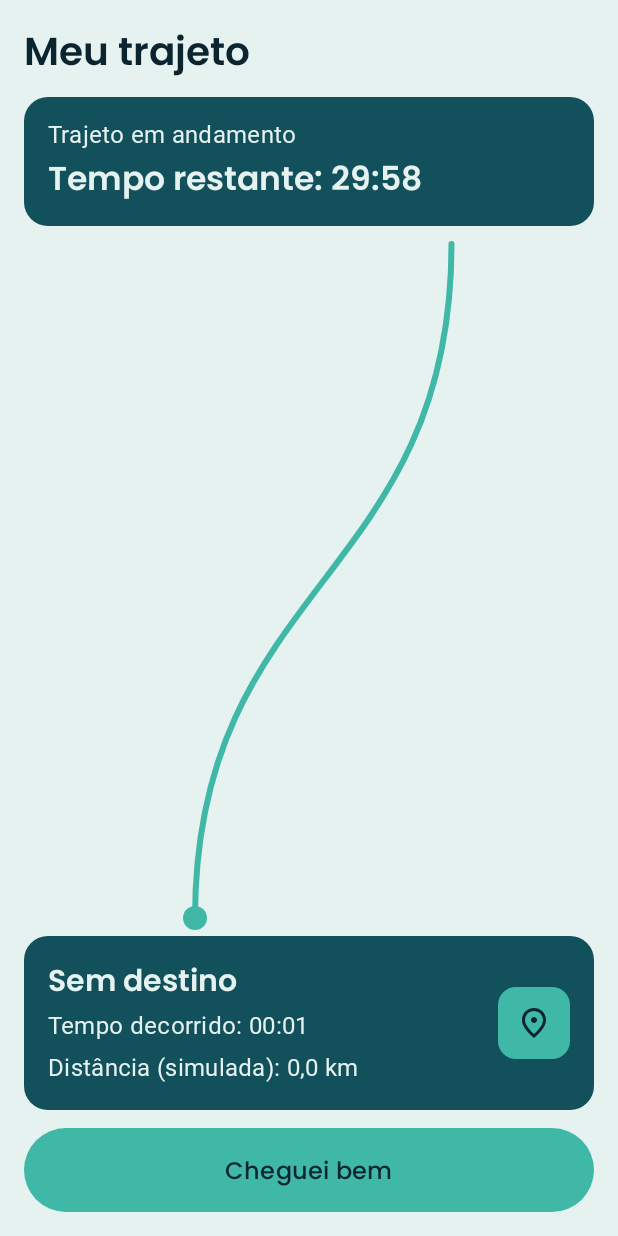
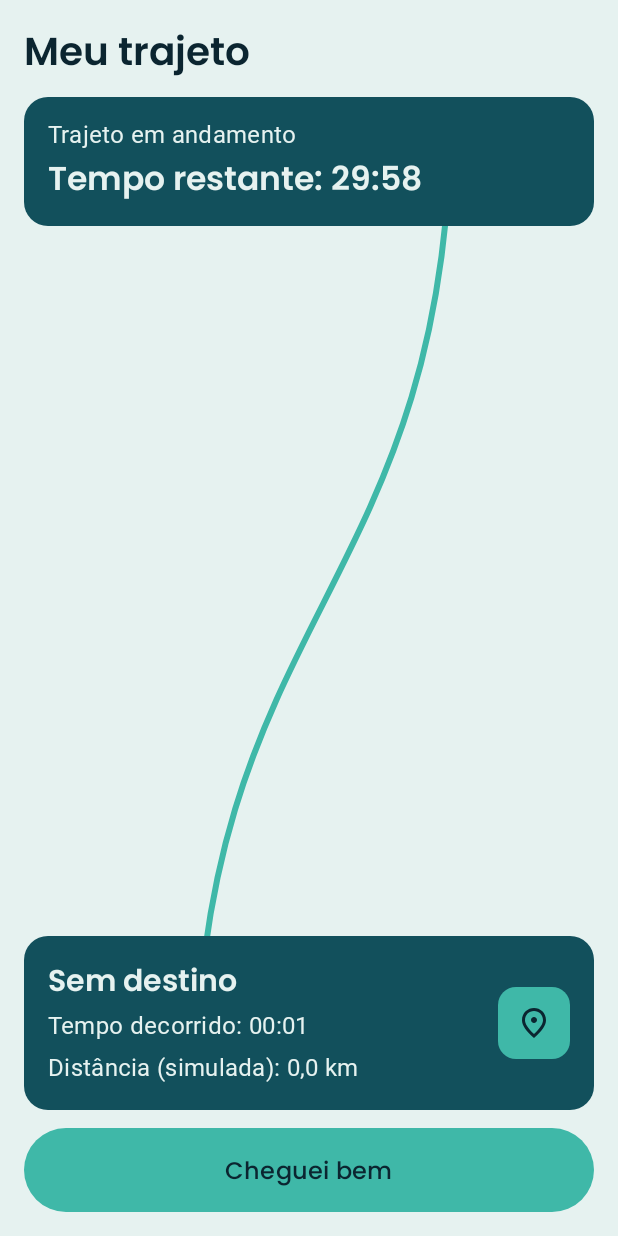
Before and after one commit to mattheeusdantas1-pixel/SafeRoute, an Android app built with Jetpack Compose: the composable TrajetoPage shown on its own in the app's theme, after a tap on "Iniciar trajeto", on a phone screen of 412 x 824 dp. Run offline under Robolectric (Android 15) with nearby library versions, the phone set to English and light mode, and no system bars; Roboto replaces fonts that are not available here.

Commit message:
fix: curva do trajeto se adapta a altura da tela

```diff
--- a/app/src/main/java/com/example/saferoute/ui/TrajetoPage.kt
+++ b/app/src/main/java/com/example/saferoute/ui/TrajetoPage.kt
@@ -11,6 +11,8 @@ import androidx.compose.foundation.layout.fillMaxWidth
 import androidx.compose.foundation.layout.height
 import androidx.compose.foundation.layout.padding
 import androidx.compose.foundation.layout.size
+import androidx.compose.foundation.rememberScrollState
+import androidx.compose.foundation.verticalScroll
 import androidx.compose.material.icons.Icons
 import androidx.compose.material.icons.outlined.Place
 import androidx.compose.material3.Button
@@ -29,9 +31,7 @@ import androidx.compose.runtime.saveable.rememberSaveable
 import androidx.compose.runtime.setValue
 import androidx.compose.ui.Alignment
 import androidx.compose.ui.Modifier
-import androidx.compose.ui.geometry.Offset
 import androidx.compose.ui.graphics.Path
-import androidx.compose.ui.graphics.StrokeCap
 import androidx.compose.ui.graphics.drawscope.Stroke
 import androidx.compose.ui.res.stringResource
 import androidx.compose.ui.text.input.KeyboardType
@@ -130,6 +130,15 @@ fun TrajetoPage(
             val minutosAndados = decorrido / 60_000
             val km = minutosAndados * METROS_POR_MINUTO / 1000
 
+            // A curva ocupa a área toda e os cards ficam por cima, então só aparece o trecho entre eles.
+            // Assim ela nunca fica espremida. Em tela baixa os cards rolam e o botão continua fixo embaixo.
+            Box(modifier = Modifier.fillMaxWidth().weight(1f)) {
+                CurvaDoCaminho(modifier = Modifier.matchParentSize())
+
+                Column(
+                    modifier = Modifier.fillMaxSize().verticalScroll(rememberScrollState()),
+                    verticalArrangement = Arrangement.SpaceBetween
+                ) {
                     // Card de cima: o que mais importa, quanto falta
                     Card(modifier = Modifier.fillMaxWidth(), colors = coresCardTrajeto()) {
                         Column(
@@ -147,11 +156,11 @@ fun TrajetoPage(
                         }
                     }
 
-            // weight: a curva ocupa o espaço que sobrar e joga o resto para a zona do polegar
-            CurvaDoCaminho(modifier = Modifier.fillMaxWidth().weight(1f))
-
-            // Card de baixo: detalhes do trajeto
-            Card(modifier = Modifier.fillMaxWidth(), colors = coresCardTrajeto()) {
+                    // Card de baixo: detalhes do trajeto (o padding garante um respiro entre os cards)
+                    Card(
+                        modifier = Modifier.fillMaxWidth().padding(top = 12.dp),
+                        colors = coresCardTrajeto()
+                    ) {
                         Row(
                             modifier = Modifier.padding(16.dp),
                             verticalAlignment = Alignment.CenterVertically,
@@ -183,6 +192,8 @@ fun TrajetoPage(
                             }
                         }
                     }
+                }
+            }
             MensagemErro(erro)
             Button(
                 onClick = { viewModel.encerrarTrajeto() },
@@ -201,6 +212,7 @@ private fun coresCardTrajeto() =
     CardDefaults.cardColors(containerColor = Petroleo, contentColor = Nevoa)
 
 // Curva contínua = o caminho (psicologia das formas). É só desenho, não é mapa nem GPS.
+// As posições são frações da largura e da altura, por isso ela acompanha qualquer tamanho de tela.
 @Composable
 private fun CurvaDoCaminho(modifier: Modifier = Modifier) {
     Canvas(modifier = modifier) {
@@ -217,8 +229,7 @@ private fun CurvaDoCaminho(modifier: Modifier = Modifier) {
         drawPath(
             path = caminho,
             color = VerdeAgua,
-            style = Stroke(width = 4.dp.toPx(), cap = StrokeCap.Round)
+            style = Stroke(width = 4.dp.toPx())
         )
-        drawCircle(color = VerdeAgua, radius = 8.dp.toPx(), center = Offset(largura * 0.3f, altura))
     }
 }
```
Lines whose indentation alone changed are shown as unchanged.
